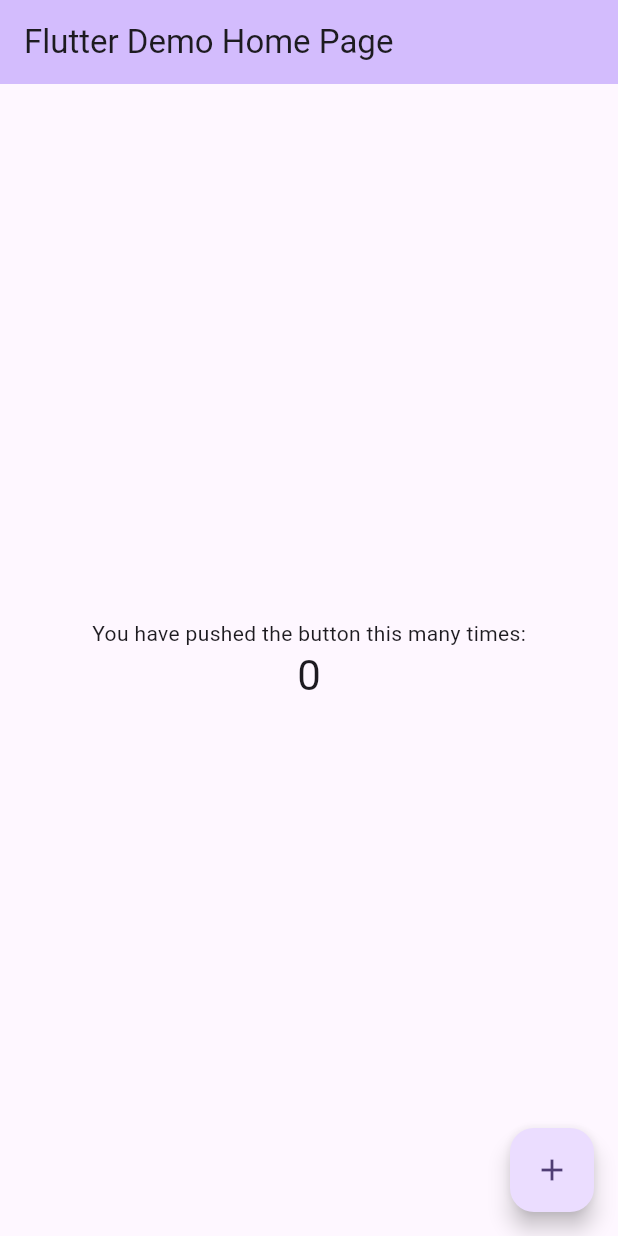
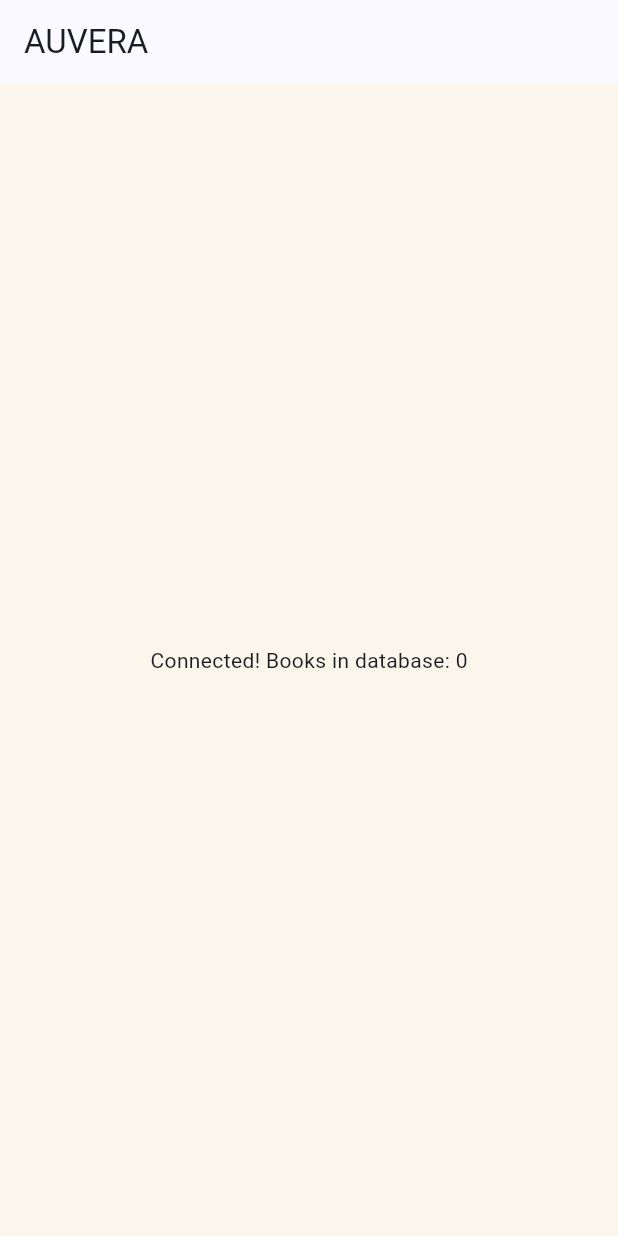
Before and after one commit to migaraB-online/auvera, a Flutter app: the screen it shows after launch, on a phone screen of 412 x 824 dp. Run offline on Flutter 3.47's test engine with Material 3 defaults, Android fonts, the phone set to English and light mode, and no system bars; our stand-ins replace material_ui, supabase_flutter; accounts and stored records are empty.

Commit message:
Connect Supabase and add grants

```diff
--- /dev/null
+++ b/env.dart
@@ -0,0 +1,2 @@
+const supabaseUrl = 'https://wgcctqubtkulgkqjpmwq.supabase.co';
+const supabaseAnonKey = 'sb_publishable_BjMwZMjzCZri_5vRLNoZmw_UEJsGHiZ';
--- a/lib/main.dart
+++ b/lib/main.dart
@@ -1,121 +1,56 @@
 import 'package:material_ui/material_ui.dart';
+import 'package:supabase_flutter/supabase_flutter.dart';
 
-void main() {
-  runApp(const MyApp());
+import 'env.dart';
+
+Future<void> main() async {
+  WidgetsFlutterBinding.ensureInitialized();
+  await Supabase.initialize(url: supabaseUrl, anonKey: supabaseAnonKey);
+  runApp(const AuveraApp());
 }
 
-class MyApp extends StatelessWidget {
-  const MyApp({super.key});
+class AuveraApp extends StatelessWidget {
+  const AuveraApp({super.key});
 
-  // This widget is the root of your application.
   @override
   Widget build(BuildContext context) {
     return MaterialApp(
-      title: 'Flutter Demo',
+      title: 'AUVERA',
+      debugShowCheckedModeBanner: false,
       theme: ThemeData(
-        // This is the theme of your application.
-        //
-        // TRY THIS: Try running your application with "flutter run". You'll see
-        // the application has a purple toolbar. Then, without quitting the app,
-        // try changing the seedColor in the colorScheme below to Colors.green
-        // and then invoke "hot reload" (save your changes or press the "hot
-        // reload" button in a Flutter-supported IDE, or press "r" if you used
-        // the command line to start the app).
-        //
-        // Notice that the counter didn't reset back to zero; the application
-        // state is not lost during the reload. To reset the state, use hot
-        // restart instead.
-        //
-        // This works for code too, not just values: Most code changes can be
-        // tested with just a hot reload.
-        colorScheme: .fromSeed(seedColor: Colors.deepPurple),
+        colorScheme: ColorScheme.fromSeed(seedColor: const Color(0xFF0B1F3A)),
+        scaffoldBackgroundColor: const Color(0xFFFAF6EC),
       ),
-      home: const MyHomePage(title: 'Flutter Demo Home Page'),
+      home: const ConnectionTest(),
     );
   }
 }
 
-class MyHomePage extends StatefulWidget {
-  const MyHomePage({super.key, required this.title});
+class ConnectionTest extends StatelessWidget {
+  const ConnectionTest({super.key});
 
-  // This widget is the home page of your application. It is stateful, meaning
-  // that it has a State object (defined below) that contains fields that affect
-  // how it looks.
-
-  // This class is the configuration for the state. It holds the values (in this
-  // case the title) provided by the parent (in this case the App widget) and
-  // used by the build method of the State. Fields in a Widget subclass are
-  // always marked "final".
-
-  final String title;
-
-  @override
-  State<MyHomePage> createState() => _MyHomePageState();
-}
-
-class _MyHomePageState extends State<MyHomePage> {
-  int _counter = 0;
-
-  void _incrementCounter() {
-    setState(() {
-      // This call to setState tells the Flutter framework that something has
-      // changed in this State, which causes it to rerun the build method below
-      // so that the display can reflect the updated values. If we changed
-      // _counter without calling setState(), then the build method would not be
-      // called again, and so nothing would appear to happen.
-      _counter++;
-    });
+  Future<int> _countBooks() async {
+    final rows = await Supabase.instance.client.from('books').select('id');
+    return rows.length;
   }
 
   @override
   Widget build(BuildContext context) {
-    // This method is rerun every time setState is called, for instance as done
-    // by the _incrementCounter method above.
-    //
-    // The Flutter framework has been optimized to make rerunning build methods
-    // fast, so that you can just rebuild anything that needs updating rather
-    // than having to individually change instances of widgets.
     return Scaffold(
-      appBar: AppBar(
-        // TRY THIS: Try changing the color here to a specific color (to
-        // Colors.amber, perhaps?) and trigger a hot reload to see the AppBar
-        // change color while the other colors stay the same.
-        backgroundColor: Theme.of(context).colorScheme.inversePrimary,
-        // Here we take the value from the MyHomePage object that was created by
-        // the App.build method, and use it to set our appbar title.
-        title: Text(widget.title),
-      ),
+      appBar: AppBar(title: const Text('AUVERA')),
       body: Center(
-        // Center is a layout widget. It takes a single child and positions it
-        // in the middle of the parent.
-        child: Column(
-          // Column is also a layout widget. It takes a list of children and
-          // arranges them vertically. By default, it sizes itself to fit its
-          // children horizontally, and tries to be as tall as its parent.
-          //
-          // Column has various properties to control how it sizes itself and
-          // how it positions its children. Here we use mainAxisAlignment to
-          // center the children vertically; the main axis here is the vertical
-          // axis because Columns are vertical (the cross axis would be
-          // horizontal).
-          //
-          // TRY THIS: Invoke "debug painting" (choose the "Toggle Debug Paint"
-          // action in the IDE, or press "p" in the console), to see the
-          // wireframe for each widget.
-          mainAxisAlignment: .center,
-          children: [
-            const Text('You have pushed the button this many times:'),
-            Text(
-              '$_counter',
-              style: Theme.of(context).textTheme.headlineMedium,
-            ),
-          ],
+        child: FutureBuilder<int>(
+          future: _countBooks(),
+          builder: (context, snap) {
+            if (snap.connectionState != ConnectionState.done) {
+              return const CircularProgressIndicator();
+            }
+            if (snap.hasError) {
+              return Text('Connection failed:\n${snap.error}');
+            }
+            return Text('Connected! Books in database: ${snap.data}');
+          },
         ),
-      ),
-      floatingActionButton: FloatingActionButton(
-        onPressed: _incrementCounter,
-        tooltip: 'Increment',
-        child: const Icon(Icons.add),
       ),
     );
   }
--- a/pubspec.yaml
+++ b/pubspec.yaml
@@ -35,6 +35,7 @@ dependencies:
   # The following adds the Cupertino Icons font to your application.
   # Use with the CupertinoIcons class for iOS style icons.
   cupertino_icons: ^1.0.8
+  supabase_flutter: ^2.18.3
 
 dev_dependencies:
   flutter_test:
```
Also changed, not shown: pubspec.lock, 1 other file.
